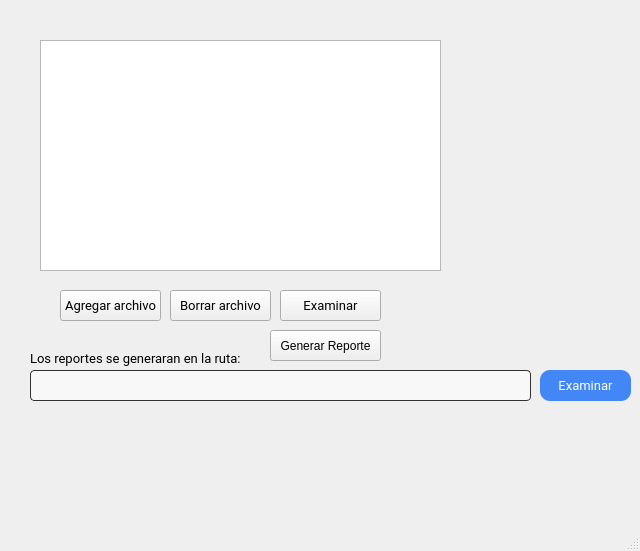
This is mainWindowsUI.ui in NahuelM/HorasExtrasImmApp as Qt 5 draws it before an edit. The edited form follows.
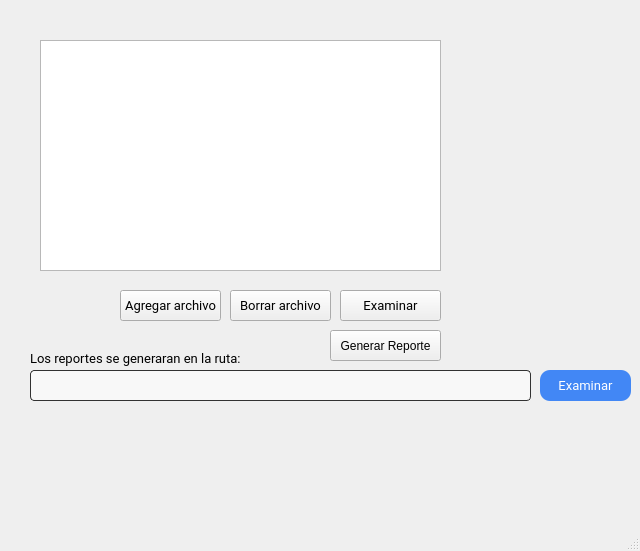
This is the edited form. Icons and pictures are not drawn.

Patch:
```diff
--- a/mainWindowsUI.ui
+++ b/mainWindowsUI.ui
@@ -17,7 +17,7 @@
    <widget class="QPushButton" name="generarReporte">
     <property name="geometry">
      <rect>
-      <x>270</x>
+      <x>330</x>
       <y>330</y>
       <width>111</width>
       <height>31</height>
@@ -30,7 +30,7 @@
    <widget class="QPushButton" name="borrarButton">
     <property name="geometry">
      <rect>
-      <x>170</x>
+      <x>230</x>
       <y>290</y>
       <width>101</width>
       <height>31</height>
@@ -63,7 +63,7 @@
    <widget class="QPushButton" name="examinarButton">
     <property name="geometry">
      <rect>
-      <x>280</x>
+      <x>340</x>
       <y>290</y>
       <width>101</width>
       <height>31</height>
@@ -97,7 +97,7 @@
    <widget class="QPushButton" name="agregarButton">
     <property name="geometry">
      <rect>
-      <x>60</x>
+      <x>120</x>
       <y>290</y>
       <width>101</width>
       <height>31</height>
```
